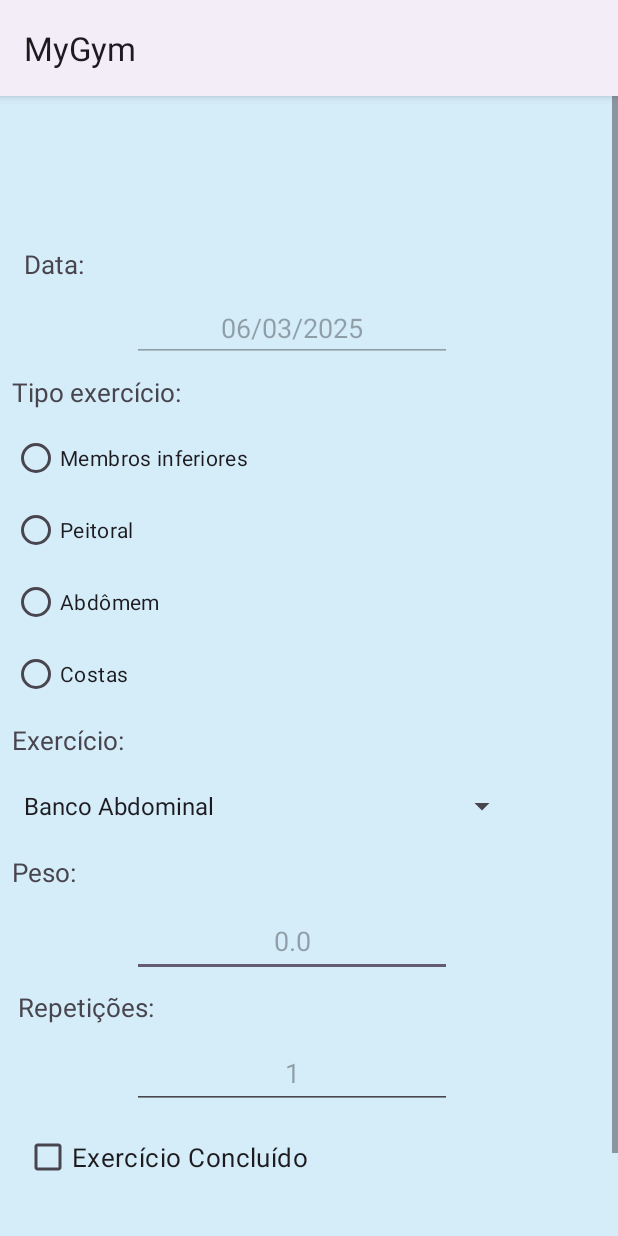
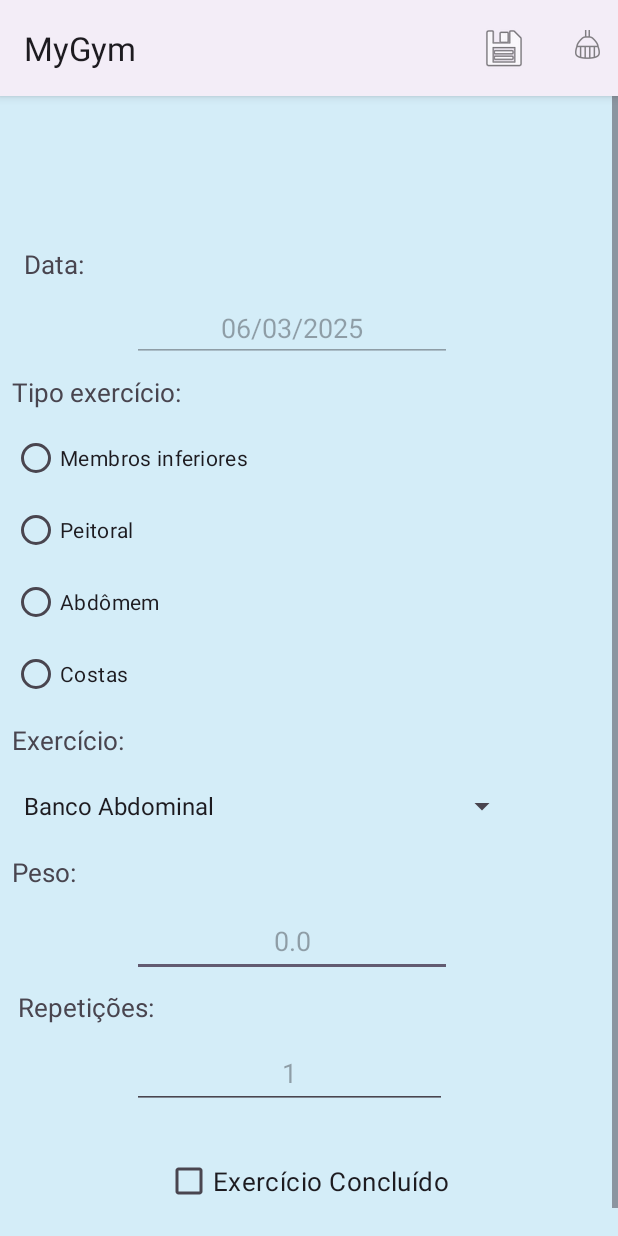
Before and after one commit to john-sousa96/MyGymApp, an Android app: the screen it shows after launch (RegistrarActivity), after a tap on "Novo", on a phone screen of 412 x 824 dp. Run offline under Robolectric (Android 15) with nearby library versions, the phone set to English and light mode, and no system bars.

Commit message:
MVP4 itens de menu

```diff
--- a/app/src/main/java/com/example/mygym/GymHistoryActivity.java
+++ b/app/src/main/java/com/example/mygym/GymHistoryActivity.java
@@ -4,6 +4,8 @@ import static com.example.mygym.TipoExercicio.Peitoral;
 
 import android.content.Intent;
 import android.os.Bundle;
+import android.view.Menu;
+import android.view.MenuItem;
 import android.view.View;
 import android.widget.AdapterView;
 import android.widget.ArrayAdapter;
@@ -15,6 +17,7 @@ import androidx.activity.result.ActivityResult;
 import androidx.activity.result.ActivityResultCallback;
 import androidx.activity.result.ActivityResultLauncher;
 import androidx.activity.result.contract.ActivityResultContracts;
+import androidx.annotation.NonNull;
 import androidx.appcompat.app.AppCompatActivity;
 import androidx.core.graphics.Insets;
 import androidx.core.view.ViewCompat;
@@ -118,7 +121,7 @@ public class GymHistoryActivity extends AppCompatActivity {
 
     }
 
-    public void abrirSobre (View view){
+    public void abrirSobre (){
         Intent intent = new Intent(this, SobreActivity.class);
         startActivity(intent);
     }
@@ -172,11 +175,31 @@ public class GymHistoryActivity extends AppCompatActivity {
                     }
             );
 
-    public void abrirNovoCadastro(View view){
+    public void abrirNovoCadastro(){
 
         Intent intent = new Intent(this, RegistrarActivity.class);
 
         launcherNovoCadastro.launch(intent);
     }
 
+    @Override
+    public boolean onCreateOptionsMenu(Menu menu) {
+        getMenuInflater().inflate(R.menu.historico_opcoes, menu);
+        return true;
+    }
+
+    @Override
+    public boolean onOptionsItemSelected(@NonNull MenuItem item) {
+
+        int idMenuItem = item.getItemId();
+        if(idMenuItem == R.id.menuItem_adicionar){
+            abrirNovoCadastro();
+            return true;
+        }else if(idMenuItem == R.id.menuItem_Sobre){
+            abrirSobre();
+            return true;
+        } else{
+            return super.onOptionsItemSelected(item);
+        }
+    }
 }
--- a/app/src/main/res/layout/activity_registrar.xml
+++ b/app/src/main/res/layout/activity_registrar.xml
@@ -156,10 +156,14 @@
             android:layout_height="48dp"
             android:layout_marginStart="88dp"
             android:layout_marginTop="8dp"
+            android:layout_marginEnd="111dp"
+            android:layout_marginBottom="16dp"
             android:ems="10"
             android:hint="1"
             android:inputType="number"
             android:textAlignment="center"
+            app:layout_constraintBottom_toTopOf="@+id/cb_concludo"
+            app:layout_constraintEnd_toEndOf="parent"
             app:layout_constraintStart_toStartOf="parent"
             app:layout_constraintTop_toBottomOf="@+id/lb_series" />
 
@@ -167,36 +171,16 @@
             android:id="@+id/cb_concludo"
             android:layout_width="wrap_content"
             android:layout_height="wrap_content"
-            android:layout_marginStart="16dp"
+            android:layout_marginStart="32dp"
             android:layout_marginTop="8dp"
+            android:layout_marginEnd="32dp"
+            android:layout_marginBottom="32dp"
             android:text="@string/cb_concluido"
             android:textSize="17sp"
+            app:layout_constraintBottom_toBottomOf="parent"
+            app:layout_constraintEnd_toEndOf="parent"
             app:layout_constraintStart_toStartOf="parent"
             app:layout_constraintTop_toBottomOf="@+id/cx_serie" />
 
-        <Button
-            android:id="@+id/bt_limpar"
-            android:layout_width="wrap_content"
-            android:layout_height="wrap_content"
-            android:layout_marginTop="40dp"
-            android:onClick="limpar"
-            android:text="@string/bt_limpar"
-            app:layout_constraintEnd_toEndOf="parent"
-            app:layout_constraintHorizontal_bias="0.5"
-            app:layout_constraintStart_toEndOf="@+id/bt_salvar"
-            app:layout_constraintTop_toBottomOf="@+id/cb_concludo" />
-
-        <Button
-            android:id="@+id/bt_salvar"
-            android:layout_width="wrap_content"
-            android:layout_height="wrap_content"
-            android:layout_marginTop="40dp"
-            android:onClick="salvar"
-            android:text="@string/bt_salvar"
-            app:layout_constraintEnd_toStartOf="@+id/bt_limpar"
-            app:layout_constraintHorizontal_bias="0.5"
-            app:layout_constraintStart_toStartOf="parent"
-            app:layout_constraintTop_toBottomOf="@+id/cb_concludo" />
-
     </androidx.constraintlayout.widget.ConstraintLayout>
 </ScrollView>
--- /dev/null
+++ b/app/src/main/res/menu/historico_opcoes.xml
@@ -0,0 +1,12 @@
+<?xml version="1.0" encoding="utf-8"?>
+<menu xmlns:app="http://schemas.android.com/apk/res-auto"
+    xmlns:android="http://schemas.android.com/apk/res/android">
+    <item
+        android:id="@+id/menuItem_adicionar"
+        android:icon="@android:drawable/ic_menu_add"
+        android:title="@string/Novo"
+        app:showAsAction="ifRoom" />
+    <item
+        android:id="@+id/menuItem_Sobre"
+        android:title="@string/bt_sobre" />
+</menu>
--- /dev/null
+++ b/app/src/main/res/menu/registrar_opcoes.xml
@@ -0,0 +1,15 @@
+<?xml version="1.0" encoding="utf-8"?>
+<menu xmlns:app="http://schemas.android.com/apk/res-auto"
+    xmlns:android="http://schemas.android.com/apk/res/android">
+
+    <item
+        android:id="@+id/menuItem_salvar"
+        android:icon="@android:drawable/ic_menu_save"
+        android:title="@string/bt_salvar"
+        app:showAsAction="ifRoom" />
+    <item
+        android:id="@+id/menuItem_limpar"
+        android:icon="@drawable/ic_action_clear"
+        android:title="@string/bt_limpar"
+        app:showAsAction="ifRoom" />
+</menu>
--- a/app/src/main/res/values/strings.xml
+++ b/app/src/main/res/values/strings.xml
@@ -3,14 +3,15 @@
     <string name="dia_do_exercicio">"Dia do exercicio "</string>
     <string name="foi_clicado">" foi clicado!"</string>
     <string name="logo_utfpr">Logo da UTFPR (Universidade Tecnológica Federal do Paraná)</string>
-    <string name="lb_descricao_sobre">Aplicativo para controle dos treinos esportivos dos usuários</string>
+    <string name="lb_descricao_sobre">Aplicativo para controle de treinos esportivos</string>
     <string name="lb_autoria">Author:<a href="https://github.com/john-sousa96"> John Breno Rodrigues de Sousa</a></string>
     <string name="lb_github">https://github.com/john-sousa96</string>
     <string name="lb_email_autor">johnsousa@alunos.utfpr.edu.br</string>
     <string name="bt_sobre">Sobre</string>
     <string name="title_historico">Histórico de treinos</string>
     <string name="title_sobre">Sobre a aplicação</string>
-    <string name="curso">Curso de Especialização Java, disciplina de Desenvolvimento Android</string>
+    <string name="curso">Curso de Especialização Java,
+        \ndisciplina de Desenvolvimento Android</string>
     <string name="Novo">Novo</string>
     <string name="toast_n_possvel_abrir_o_app">Não é possível abrir o app</string>
     <string name="contato_app">Contato sobre o app MyGym</string>
```
Also changed, not shown: app/src/main/java/com/example/mygym/RegistrarActivity.java (+27 -2 lines), app/src/main/res/layout/activity_gym_history.xml (+5 -36 lines), app/src/main/res/layout/activity_sobre.xml (+3 -6 lines), app/src/main/res/drawable-hdpi/ic_action_clear.png (added), app/src/main/res/drawable-mdpi/ic_action_clear.png (added), app/src/main/res/drawable-xhdpi/ic_action_clear.png (added), app/src/main/res/drawable-xxhdpi/ic_action_clear.png (added), app/src/main/res/drawable-xxxhdpi/ic_action_clear.png (added).
